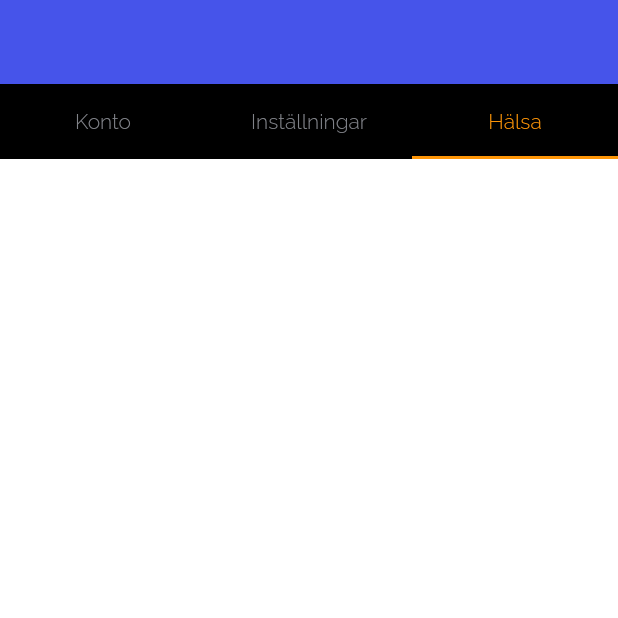
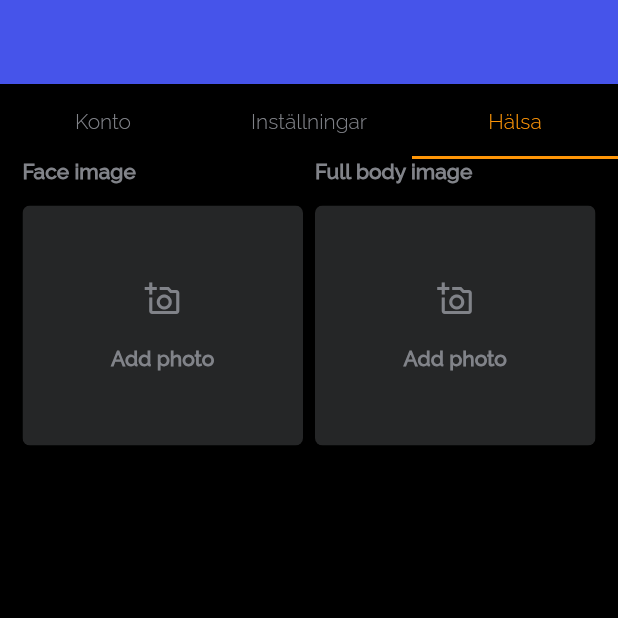
Before and after one commit to cuongdang1998/zporter_preview, a Flutter app: the screen it shows after launch, after a tap on "Inställningar", after a tap on "Hälsa", on a phone screen of 412 x 824 dp, the top half of it. Run offline on Flutter 3.47's test engine with Material 2 defaults, Android fonts, the phone set to English and light mode, and no system bars; drawn by our look-alikes of scroll_to_index; our stand-ins replace bloc, dio, dropdown_search, equatable, fl_chart, flutter_bloc and 9 more; generated files the repository leaves out were written again.

Commit message:
add photo permission feature

```diff
--- /dev/null
+++ b/lib/config/constants.dart
@@ -0,0 +1,4 @@
+class Constants {
+  static const TYPE_PERMISSION_GALLERY = 'gallery';
+  static const TYPE_PERMISSION_CAMERA = 'camera';
+}
--- a/lib/presentation/setting/bloc/setting_bloc.dart
+++ b/lib/presentation/setting/bloc/setting_bloc.dart
@@ -1,6 +1,8 @@
 import 'dart:async';
+import 'dart:io';
 
 import 'package:bloc/bloc.dart';
+import 'package:flutter/cupertino.dart';
 import 'package:flutter/material.dart';
 import 'package:meta/meta.dart';
 import 'package:scroll_to_index/scroll_to_index.dart';
@@ -14,6 +16,8 @@ class SettingBloc extends Bloc<SettingEvent, SettingState> {
   SettingBloc() : super(SettingInitial()) {
     selectedItem = menuTabItems.first;
   }
+
+  /// Variable for tab bar
 
   var menuTabItems = [
     TabMenuItem.ACCOUNT,
@@ -29,19 +33,42 @@ class SettingBloc extends Bloc<SettingEvent, SettingState> {
   final AutoScrollController tabScrollController = AutoScrollController();
   TabMenuItem? selectedItem;
 
+  /// Variable for get image
+
+  File? faceImage;
+  File? fullBodyImage;
+
   @override
   Stream<SettingState> mapEventToState(
     SettingEvent event,
   ) async* {
     if (event is SelectMenuItemEvent) {
-      selectPage(event.index);
-      yield SelectIndexState();
+      yield* _mapSelectMenuItemToState(event);
     }
     if (event is ScrollMenuItemEvent) {
-      selectedItem = menuTabItems[event.index];
-      scrollToTab(event.index);
-      yield ScrollIndexState();
+      yield* _mapScrollMenuItemToState(event);
     }
+    if (event is AddFaceImageEvent) {
+      yield* _mapAddFaceImageToState(event);
+    }
+    if (event is AddFullBodyImageEvent) {
+      yield* _mapAddFullBodyImageToState(event);
+    }
+  }
+
+  /// Handle tab bar and scroll bar
+
+  Stream<SettingState> _mapSelectMenuItemToState(
+      SelectMenuItemEvent selectEvent) async* {
+    selectPage(selectEvent.index);
+    yield SelectIndexState();
+  }
+
+  Stream<SettingState> _mapScrollMenuItemToState(
+      ScrollMenuItemEvent scrollEvent) async* {
+    selectedItem = menuTabItems[scrollEvent.index];
+    scrollToTab(scrollEvent.index);
+    yield ScrollIndexState();
   }
 
   void selectPage(int index) {
@@ -59,4 +86,16 @@ class SettingBloc extends Bloc<SettingEvent, SettingState> {
       preferPosition: AutoScrollPosition.middle,
     );
   }
+
+  /// Handle get image
+  Stream<SettingState> _mapAddFaceImageToState(AddFaceImageEvent event) async* {
+    faceImage = event.faceImage;
+    yield AddFaceImageState();
+  }
+
+  Stream<SettingState> _mapAddFullBodyImageToState(
+      AddFullBodyImageEvent event) async* {
+    fullBodyImage = event.fullBodyImage;
+    yield AddFullBodyImageState();
+  }
 }
--- a/lib/presentation/setting/bloc/setting_event.dart
+++ b/lib/presentation/setting/bloc/setting_event.dart
@@ -14,3 +14,15 @@ class ScrollMenuItemEvent extends SettingEvent {
 
   ScrollMenuItemEvent({required this.index});
 }
+
+class AddFaceImageEvent extends SettingEvent {
+  final File faceImage;
+
+  AddFaceImageEvent({required this.faceImage});
+}
+
+class AddFullBodyImageEvent extends SettingEvent {
+  final File fullBodyImage;
+
+  AddFullBodyImageEvent({required this.fullBodyImage});
+}
--- a/lib/presentation/setting/bloc/setting_state.dart
+++ b/lib/presentation/setting/bloc/setting_state.dart
@@ -8,3 +8,7 @@ class SettingInitial extends SettingState {}
 class SelectIndexState extends SettingState {}
 
 class ScrollIndexState extends SettingState {}
+
+class AddFaceImageState extends SettingState {}
+
+class AddFullBodyImageState extends SettingState {}
--- a/lib/presentation/setting/ui/account/page_account.dart
+++ b/lib/presentation/setting/ui/account/page_account.dart
@@ -11,6 +11,7 @@ import 'widget/widget_diary_data_table.dart';
 import 'widget/widget_expansion_custom.dart';
 import 'widget/widget_textfield_tags.dart';
 import 'dart:math' as math;
+
 const loremIpsum =
     "Lorem ipsum dolor sit amet, consectetur adipiscing elit, sed do eiusmod tempor incididunt ut labore et dolore magna aliqua. Ut enim ad minim veniam, quis nostrud exercitation ullamco laboris nisi ut aliquip ex ea commodo consequat. Duis aute irure dolor in reprehenderit in voluptate velit esse cillum dolore eu fugiat nulla pariatur. Excepteur sint occaecat cupidatat non proident, sunt in culpa qui officia deserunt mollit anim id est laborum.";
 
@@ -65,13 +66,13 @@ class _AccountPageState extends State<AccountPage> {
                   scrollOnCollapse: true,
                   child: ExpandablePanelCustom(
                     header: Text("Expandable"),
-                    collapsed: Text(
-                      loremIpsum,
-                      softWrap: true,
-                      maxLines: 2,
-                      overflow: TextOverflow.ellipsis,
-                    ),
-                    // collapsed: Container(),
+                    // collapsed: Text(
+                    //   loremIpsum,
+                    //   softWrap: true,
+                    //   maxLines: 2,
+                    //   overflow: TextOverflow.ellipsis,
+                    // ),
+                    collapsed: Container(),
                     expanded: Column(
                       crossAxisAlignment: CrossAxisAlignment.start,
                       children: <Widget>[
@@ -93,7 +94,8 @@ class _AccountPageState extends State<AccountPage> {
                       tapHeaderToExpand: true,
                       expandIcon: Icons.keyboard_arrow_right_sharp,
                       collapseIcon: Icons.keyboard_arrow_down_sharp,
-                      iconRotationAngle: math.pi/2,
+                      iconRotationAngle: math.pi / 2,
+
                       /// Duration rotate icon on header
                       animationDuration: Duration(
                         milliseconds: 100,
--- a/lib/presentation/setting/ui/health/page_health.dart
+++ b/lib/presentation/setting/ui/health/page_health.dart
@@ -1,9 +1,21 @@
 import 'package:flutter/material.dart';
+import 'widget_health/widget_add_photo_row.dart';
 
 class HealthPage extends StatelessWidget {
   @override
   Widget build(BuildContext context) {
     return Container(
+      padding: const EdgeInsets.symmetric(
+        horizontal: 15,
+      ),
+      color: Colors.black,
+      child: SingleChildScrollView(
+        child: Column(
+          children: [
+            AddPhotoRow(),
+          ],
+        ),
+      ),
     );
   }
 }
--- /dev/null
+++ b/lib/presentation/setting/ui/health/widget_health/widget_add_photo.dart
@@ -0,0 +1,82 @@
+import 'dart:io';
+import 'dart:ui';
+
+import 'package:flutter/material.dart';
+import 'package:zporter_preview/config/colors.dart';
+
+class AddPhoto extends StatelessWidget {
+  final String title;
+  final VoidCallback onTap;
+  final File? photo;
+
+  const AddPhoto({
+    Key? key,
+    required this.title,
+    required this.onTap,
+    this.photo,
+  }) : super(key: key);
+
+  @override
+  Widget build(BuildContext context) {
+    return GestureDetector(
+      onTap: onTap,
+      child: Column(
+        crossAxisAlignment: CrossAxisAlignment.start,
+        children: [
+          Padding(
+            padding: EdgeInsets.only(bottom: 15),
+            child: Text(
+              title,
+              style: TextStyle(
+                fontWeight: FontWeight.bold,
+                fontSize: 14,
+                color: AppColors.greyColor,
+              ),
+            ),
+          ),
+          ClipRRect(
+            borderRadius: BorderRadius.circular(5),
+            child: Container(
+              height: 160,
+              width: double.infinity,
+              decoration: BoxDecoration(
+                color: AppColors.black1Color,
+              ),
+              child: AnimatedSwitcher(
+                duration: const Duration(milliseconds: 300),
+                child: photo != null
+                    ? Image.file(
+                        photo!,
+                        fit: BoxFit.fill,
+                        width: double.infinity,
+                        height: double.infinity,
+                      )
+                    : Column(
+                        crossAxisAlignment: CrossAxisAlignment.center,
+                        mainAxisAlignment: MainAxisAlignment.center,
+                        children: [
+                          Icon(
+                            Icons.add_a_photo_outlined,
+                            color: AppColors.greyColor,
+                          ),
+                          Padding(
+                            padding: const EdgeInsets.only(top: 20),
+                            child: Text(
+                              "Add photo",
+                              style: TextStyle(
+                                fontWeight: FontWeight.bold,
+                                fontSize: 14,
+                                color: AppColors.greyColor,
+                              ),
+                            ),
+                          )
+                        ],
+                      ),
+              ),
+            ),
+          ),
+        ],
+      ),
+    );
+  }
+}
--- /dev/null
+++ b/lib/presentation/setting/ui/health/widget_health/widget_add_photo_row.dart
@@ -0,0 +1,66 @@
+import 'package:flutter/cupertino.dart';
+import 'package:flutter/material.dart';
+import 'package:zporter_preview/config/constants.dart';
+import 'package:zporter_preview/presentation/common/photo_permission.dart';
+import 'package:zporter_preview/presentation/setting/bloc/setting_bloc.dart';
+import 'package:flutter_bloc/flutter_bloc.dart';
+import 'widget_add_photo.dart';
+
+class AddPhotoRow extends StatelessWidget {
+  AddPhotoRow({
+    Key? key,
+  }) : super(key: key);
+
+  @override
+  Widget build(BuildContext context) {
+    SettingBloc bloc = context.read();
+    return BlocBuilder<SettingBloc, SettingState>(
+      bloc: bloc,
+      builder: (context, state) {
+        return Row(
+          children: [
+            Expanded(
+              child: AddPhoto(
+                title: 'Face image',
+                onTap: () async {
+                  await PhotoPermission.checkPermissionAndPickImage(
+                    Constants.TYPE_PERMISSION_GALLERY,
+                    context,
+                  ).then(
+                    (value) {
+                      if (value != null) {
+                        bloc.add(AddFaceImageEvent(faceImage: value));
+                      }
+                    },
+                  );
+                },
+                photo: bloc.faceImage,
+              ),
+            ),
+            SizedBox(
+              width: 8,
+            ),
+            Expanded(
+              child: AddPhoto(
+                title: 'Full body image',
+                onTap: () async {
+                  await PhotoPermission.checkPermissionAndPickImage(
+                    Constants.TYPE_PERMISSION_CAMERA,
+                    context,
+                  ).then(
+                    (value) {
+                      if (value != null) {
+                        bloc.add(AddFullBodyImageEvent(fullBodyImage: value));
+                      }
+                    },
+                  );
+                },
+                photo: bloc.fullBodyImage,
+              ),
+            ),
+          ],
+        );
+      },
+    );
+  }
+}
--- a/pubspec.yaml
+++ b/pubspec.yaml
@@ -50,6 +50,8 @@ dependencies:
   scroll_to_index: ^2.0.0
   dropdown_search: ^0.6.1
   flutter_slidable: ^0.6.0
+  image_picker: ^0.7.5+2
+  permission_handler: ^8.0.0+1
 
 dev_dependencies:
   build_runner: ^1.11.5
```
Also changed, not shown: lib/presentation/common/photo_permission.dart (added, +123 -0 lines), pubspec.lock, 4 other files.
